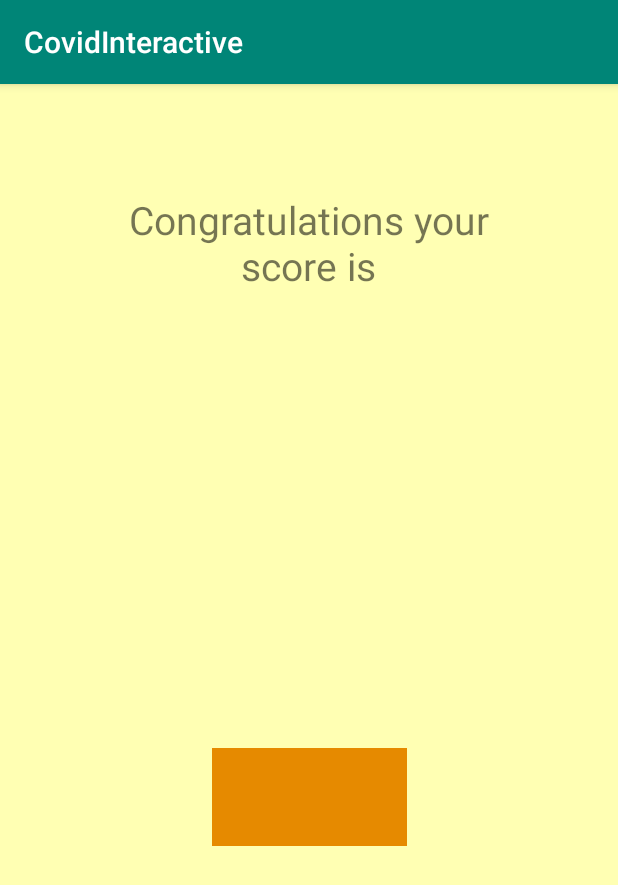
After one commit to proximacentauriez/Covidinteractivegame, an Android app: the ResultPage screen opened directly, with no data from a screen before it, on a phone screen of 412 x 824 dp. The commit adds this screen. Shown: the top 885 px of the screen. Run offline under Robolectric (Android 15) with nearby library versions, the phone set to English and light mode, and no system bars; our stand-ins replace AdMob, sdp/ssp sizes.

Commit message:
Intuit added and result page added, full app redesign with colours

```diff
--- a/CovidInteractive/app/src/main/AndroidManifest.xml
+++ b/CovidInteractive/app/src/main/AndroidManifest.xml
@@ -8,7 +8,6 @@
         android:smallScreens="true"
         android:xlargeScreens="true" />
 
-
     <application
         android:allowBackup="true"
         android:icon="@mipmap/ic_launcher"
@@ -16,7 +15,8 @@
         android:roundIcon="@mipmap/ic_launcher_round"
         android:supportsRtl="true"
         android:theme="@style/AppTheme">
-        <activity android:name=".GameActivity"></activity>
+        <activity android:name=".ResultPage"></activity>
+        <activity android:name=".GameActivity" />
         <activity android:name=".MainActivity">
             <intent-filter>
                 <action android:name="android.intent.action.MAIN" />
--- /dev/null
+++ b/CovidInteractive/app/src/main/java/com/example/covidinteractive/ResultPage.java
@@ -0,0 +1,14 @@
+package com.example.covidinteractive;
+
+import androidx.appcompat.app.AppCompatActivity;
+
+import android.os.Bundle;
+
+public class ResultPage extends AppCompatActivity {
+
+    @Override
+    protected void onCreate(Bundle savedInstanceState) {
+        super.onCreate(savedInstanceState);
+        setContentView(R.layout.activity_result_page);
+    }
+}
--- /dev/null
+++ b/CovidInteractive/app/src/main/res/layout/activity_result_page.xml
@@ -0,0 +1,48 @@
+<?xml version="1.0" encoding="utf-8"?>
+<androidx.constraintlayout.widget.ConstraintLayout xmlns:android="http://schemas.android.com/apk/res/android"
+    xmlns:app="http://schemas.android.com/apk/res-auto"
+    xmlns:tools="http://schemas.android.com/tools"
+    android:layout_width="match_parent"
+    android:layout_height="match_parent"
+    android:background="#ffffb3"
+    tools:context=".ResultPage">
+
+    <TextView
+        android:id="@+id/textView"
+        android:layout_width="@dimen/_200sdp"
+        android:layout_height="@dimen/_60sdp"
+        android:gravity="center"
+        android:text="Congratulations your score is"
+        android:textSize="@dimen/_20sdp"
+        app:layout_constraintBottom_toTopOf="@+id/scoreval"
+        app:layout_constraintEnd_toEndOf="parent"
+        app:layout_constraintHorizontal_bias="0.496"
+        app:layout_constraintStart_toStartOf="parent"
+        app:layout_constraintTop_toTopOf="parent"
+        app:layout_constraintVertical_bias="0.182" />
+
+    <EditText
+        android:id="@+id/scoreval"
+        android:layout_width="@dimen/_100sdp"
+        android:layout_height="@dimen/_50sdp"
+        android:layout_marginBottom="@dimen/_200sdp"
+        android:background="#e68a00"
+        android:ems="10"
+        android:inputType="textPersonName"
+        android:text=""
+        app:layout_constraintBottom_toBottomOf="parent"
+        app:layout_constraintEnd_toEndOf="parent"
+        app:layout_constraintStart_toStartOf="parent" />
+
+<!--    <com.google.android.gms.ads.AdView-->
+<!--        android:id="@+id/adView3"-->
+<!--        android:layout_width="wrap_content"-->
+<!--        android:layout_height="wrap_content"-->
+<!--        app:layout_constraintBottom_toBottomOf="parent"-->
+<!--        app:layout_constraintEnd_toEndOf="parent"-->
+<!--        app:layout_constraintHorizontal_bias="0.494"-->
+<!--        app:layout_constraintStart_toStartOf="parent"-->
+<!--        app:layout_constraintTop_toBottomOf="@+id/scoreval"-->
+<!--        app:layout_constraintVertical_bias="0.867" />-->
+
+</androidx.constraintlayout.widget.ConstraintLayout>
```
Also changed, not shown: CovidInteractive/app/src/main/res/layout/activity_game.xml (+75 -26 lines), CovidInteractive/app/src/main/res/layout/activity_main.xml (+22 -7 lines).
